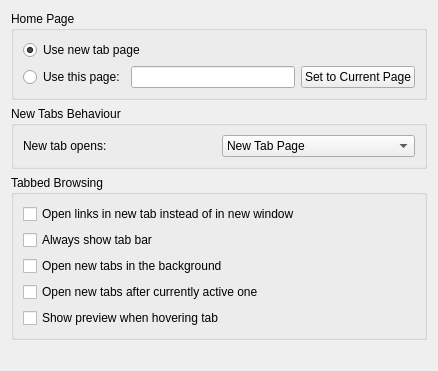
Qt form src/settings_general.ui (KDE/rekonq) before a commit.
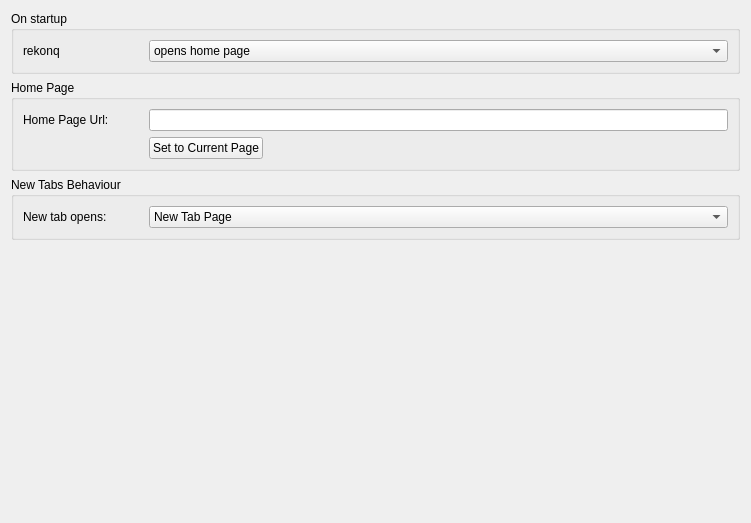
The same form after that commit. Custom widgets are drawn as their Qt base class.

Diff of the .ui file:
```diff
--- a/src/settings_general.ui
+++ b/src/settings_general.ui
@@ -6,55 +6,122 @@
    <rect>
     <x>0</x>
     <y>0</y>
-    <width>438</width>
-    <height>371</height>
+    <width>751</width>
+    <height>523</height>
    </rect>
   </property>
   <property name="windowTitle">
    <string>General</string>
   </property>
   <layout class="QVBoxLayout" name="verticalLayout">
+   <item>
+    <widget class="QGroupBox" name="groupBox_2">
+     <property name="title">
+      <string>On startup</string>
+     </property>
+     <layout class="QHBoxLayout" name="horizontalLayout_2">
+      <item>
+       <widget class="QLabel" name="label">
+        <property name="sizePolicy">
+         <sizepolicy hsizetype="Fixed" vsizetype="Preferred">
+          <horstretch>0</horstretch>
+          <verstretch>0</verstretch>
+         </sizepolicy>
+        </property>
+        <property name="minimumSize">
+         <size>
+          <width>120</width>
+          <height>0</height>
+         </size>
+        </property>
+        <property name="baseSize">
+         <size>
+          <width>0</width>
+          <height>0</height>
+         </size>
+        </property>
+        <property name="layoutDirection">
+         <enum>Qt::LeftToRight</enum>
+        </property>
+        <property name="text">
+         <string>rekonq        </string>
+        </property>
+       </widget>
+      </item>
+      <item>
+       <widget class="KComboBox" name="kcfg_startupBehaviour">
+        <property name="sizePolicy">
+         <sizepolicy hsizetype="Expanding" vsizetype="Fixed">
+          <horstretch>0</horstretch>
+          <verstretch>0</verstretch>
+         </sizepolicy>
+        </property>
+        <item>
+         <property name="text">
+          <string>opens home page</string>
+         </property>
+        </item>
+        <item>
+         <property name="text">
+          <string>opens new tab page</string>
+         </property>
+        </item>
+        <item>
+         <property name="text">
+          <string>restores the last open pages</string>
+         </property>
+        </item>
+       </widget>
+      </item>
+     </layout>
+    </widget>
+   </item>
    <item>
     <widget class="QGroupBox" name="groupBox">
      <property name="title">
       <string>Home Page</string>
      </property>
-     <layout class="QVBoxLayout" name="verticalLayout_2">
-      <item>
-       <widget class="QRadioButton" name="rbUseNewTabPage">
+     <layout class="QGridLayout" name="gridLayout">
+      <item row="0" column="0">
+       <widget class="QLabel" name="label_2">
+        <property name="sizePolicy">
+         <sizepolicy hsizetype="Fixed" vsizetype="Preferred">
+          <horstretch>0</horstretch>
+          <verstretch>0</verstretch>
+         </sizepolicy>
+        </property>
+        <property name="minimumSize">
+         <size>
+          <width>120</width>
+          <height>0</height>
+         </size>
+        </property>
+        <property name="baseSize">
+         <size>
+          <width>120</width>
+          <height>0</height>
+         </size>
+        </property>
         <property name="text">
-         <string>Use new tab page</string>
+         <string>Home Page Url:</string>
         </property>
-        <property name="checked">
+       </widget>
+      </item>
+      <item row="0" column="1">
+       <widget class="KLineEdit" name="kcfg_homePage">
+        <property name="enabled">
          <bool>true</bool>
         </property>
+        <property name="sizePolicy">
+         <sizepolicy hsizetype="MinimumExpanding" vsizetype="Fixed">
+          <horstretch>0</horstretch>
+          <verstretch>0</verstretch>
+         </sizepolicy>
+        </property>
        </widget>
       </item>
-      <item>
-       <layout class="QHBoxLayout" name="horizontalLayout">
-        <item>
-         <widget class="QRadioButton" name="rbUseHomePage">
-          <property name="text">
-           <string>Use this page:</string>
-          </property>
-          <property name="checked">
-           <bool>false</bool>
-          </property>
-         </widget>
-        </item>
-        <item>
-         <widget class="KLineEdit" name="kcfg_homePage">
-          <property name="enabled">
-           <bool>true</bool>
-          </property>
-          <property name="sizePolicy">
-           <sizepolicy hsizetype="MinimumExpanding" vsizetype="Fixed">
-            <horstretch>0</horstretch>
-            <verstretch>0</verstretch>
-           </sizepolicy>
-          </property>
-         </widget>
-        </item>
+      <item row="1" column="1">
+       <layout class="QHBoxLayout" name="horizontalLayout_3">
         <item>
          <widget class="QPushButton" name="setHomeToCurrentPageButton">
           <property name="text">
@@ -62,6 +129,19 @@
           </property>
          </widget>
         </item>
+        <item>
+         <spacer name="horizontalSpacer">
+          <property name="orientation">
+           <enum>Qt::Horizontal</enum>
+          </property>
+          <property name="sizeHint" stdset="0">
+           <size>
+            <width>40</width>
+            <height>20</height>
+           </size>
+          </property>
+         </spacer>
+        </item>
        </layout>
       </item>
      </layout>
@@ -72,19 +152,43 @@
      <property name="title">
       <string>New Tabs Behaviour</string>
      </property>
-     <layout class="QGridLayout" name="gridLayout_2">
-      <item row="0" column="0">
+     <layout class="QHBoxLayout" name="horizontalLayout">
+      <item>
        <widget class="QLabel" name="label_4">
+        <property name="sizePolicy">
+         <sizepolicy hsizetype="Fixed" vsizetype="Preferred">
+          <horstretch>0</horstretch>
+          <verstretch>0</verstretch>
+         </sizepolicy>
+        </property>
+        <property name="minimumSize">
+         <size>
+          <width>120</width>
+          <height>0</height>
+         </size>
+        </property>
+        <property name="baseSize">
+         <size>
+          <width>120</width>
+          <height>0</height>
+         </size>
+        </property>
         <property name="text">
          <string>New tab opens:</string>
         </property>
        </widget>
       </item>
-      <item row="0" column="1">
+      <item>
        <widget class="KComboBox" name="kcfg_newTabsBehaviour">
         <property name="enabled">
          <bool>true</bool>
         </property>
+        <property name="sizePolicy">
+         <sizepolicy hsizetype="Expanding" vsizetype="Fixed">
+          <horstretch>0</horstretch>
+          <verstretch>0</verstretch>
+         </sizepolicy>
+        </property>
         <item>
          <property name="text">
           <string>New Tab Page</string>
@@ -105,62 +209,18 @@
      </layout>
     </widget>
    </item>
-   <item>
-    <widget class="QGroupBox" name="groupBox_4">
-     <property name="title">
-      <string>Tabbed Browsing</string>
-     </property>
-     <layout class="QVBoxLayout" name="verticalLayout_4">
-      <item>
-       <widget class="QCheckBox" name="kcfg_openTabNoWindow">
-        <property name="text">
-         <string>Open links in new tab instead of in new window</string>
-        </property>
-       </widget>
-      </item>
-      <item>
-       <widget class="QCheckBox" name="kcfg_alwaysShowTabBar">
-        <property name="text">
-         <string>Always show tab bar</string>
-        </property>
-       </widget>
-      </item>
-      <item>
-       <widget class="QCheckBox" name="kcfg_openTabsBack">
-        <property name="text">
-         <string>Open new tabs in the background</string>
-        </property>
-       </widget>
-      </item>
-      <item>
-       <widget class="QCheckBox" name="kcfg_openTabsNearCurrent">
-        <property name="text">
-         <string>Open new tabs after currently active one</string>
-        </property>
-       </widget>
-      </item>
-      <item>
-       <widget class="QCheckBox" name="kcfg_alwaysShowTabPreviews">
-        <property name="text">
-         <string>Show preview when hovering tab</string>
-        </property>
-        <property name="checked">
-         <bool>false</bool>
-        </property>
-       </widget>
-      </item>
-     </layout>
-    </widget>
-   </item>
    <item>
     <spacer name="verticalSpacer">
      <property name="orientation">
       <enum>Qt::Vertical</enum>
      </property>
+     <property name="sizeType">
+      <enum>QSizePolicy::Expanding</enum>
+     </property>
      <property name="sizeHint" stdset="0">
       <size>
        <width>20</width>
-       <height>43</height>
+       <height>40</height>
       </size>
      </property>
     </spacer>
```
